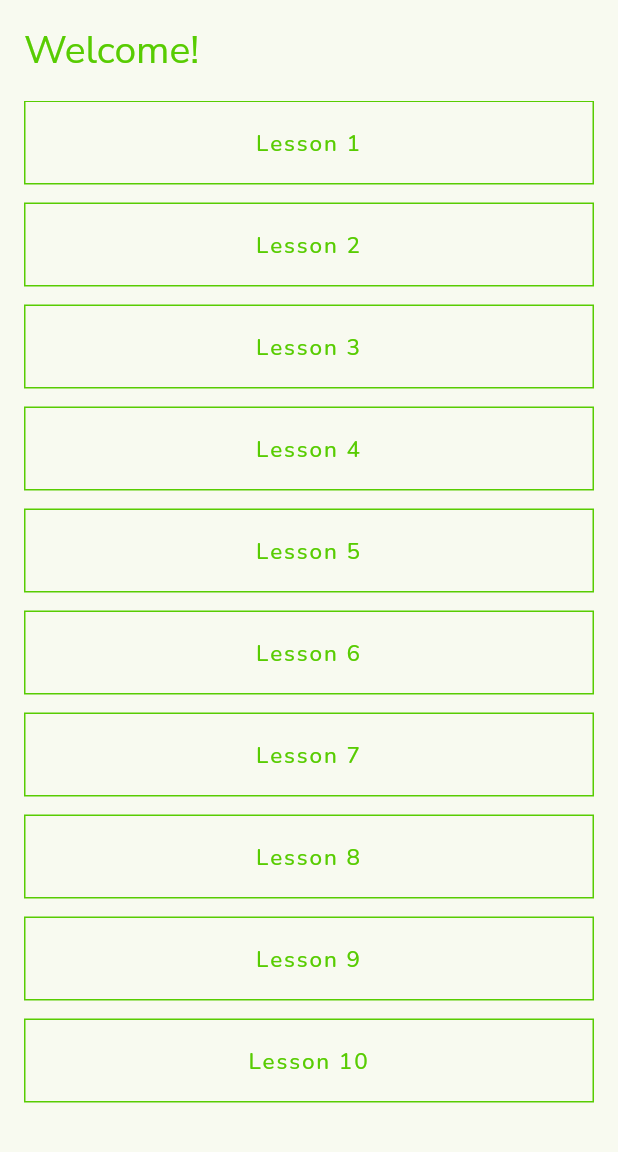
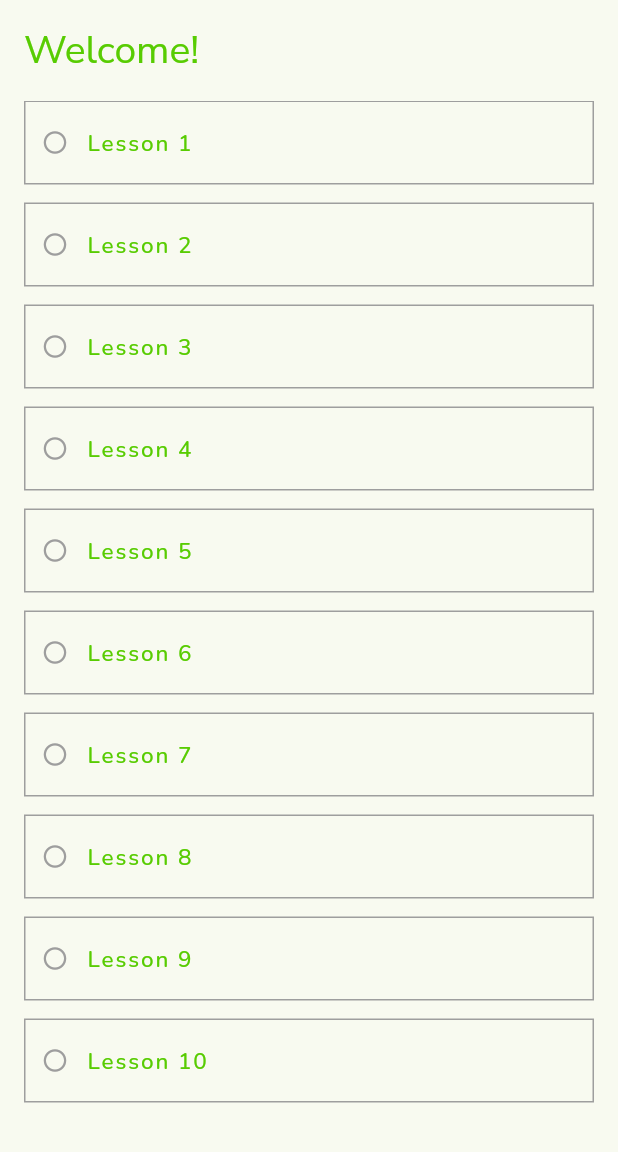
Before and after one commit to vlad-ed-git/hi_bob, a Flutter app: the MatchingWordsGameScreen screen opened by its route, on a phone screen of 412 x 824 dp, the part 84-1236 px from its top. Run offline on Flutter 3.47's test engine with Material 3 defaults, Android fonts, the phone set to English and light mode, and no system bars; our stand-ins replace bloc, cached_network_image, copy_with_extension, dartz, equatable, flutter_animate and 11 more; missing offline and left inert: basics; accounts and stored records are empty; generated files the repository leaves out were written again; project files that could hold a hidden picture were left out.

Commit message:
checkpoint: mark completed word game lessons

```diff
--- /dev/null
+++ b/lib/features/games/domain/keys/matching_words_keys.dart
@@ -0,0 +1,8 @@
+enum MatchingWordsKeys{
+  lessonNumberStorageKey('lastMatchingWordsLessonKey'),
+  pageNumberStorageKey('lastMatchingWordsPageInLessonKey'),
+  completedLessonsListKey('completedLessonsList');
+  const MatchingWordsKeys(this.key);
+  final String key;
+
+}
--- a/lib/features/games/matching_word_game/presentation/screens/matching_words_game.dart
+++ b/lib/features/games/matching_word_game/presentation/screens/matching_words_game.dart
@@ -5,11 +5,13 @@ import 'package:hi_bob/core/routing/domain/navigation.dart';
 import 'package:hi_bob/core/ui/containers/containers.dart';
 import 'package:hi_bob/core/ui/text/app_text.dart';
 import 'package:hi_bob/core/utils/extensions/context_ext.dart';
+import 'package:hi_bob/features/games/domain/keys/matching_words_keys.dart';
 import 'package:hi_bob/features/games/matching_word_game/presentation/state/match_russian_to_english_state.dart';
 import 'package:hi_bob/features/games/presentation/widgets/game_loading.dart';
 import 'package:hi_bob/features/games/presentation/widgets/game_results.dart';
 import 'package:hi_bob/features/games/presentation/widgets/get_started.dart';
 import 'package:hi_bob/features/games/presentation/widgets/word_card.dart';
+import 'package:hi_bob/features/services/local_storage.dart';
 
 class MatchingWordsGameScreen extends StatefulWidget {
   const MatchingWordsGameScreen({super.key});
@@ -25,7 +27,6 @@ class _MatchingWordsGameScreenState extends State<MatchingWordsGameScreen> {
   int _totalTimeTakenInSeconds = 0;
   GameStates _gameStates = GameStates.init;
 
-
   @override
   void initState() {
     super.initState();
@@ -36,8 +37,7 @@ class _MatchingWordsGameScreenState extends State<MatchingWordsGameScreen> {
   RussianEnglishStateController get _state =>
       RussianEnglishStateController.instance;
 
-
-  void _startTimer(){
+  void _startTimer() {
     _timer = Timer.periodic(Duration(seconds: 1), (t) {
       if (t.isActive && mounted) {
         _totalTimeTakenInSeconds = _totalTimeTakenInSeconds + 1;
@@ -72,8 +72,13 @@ class _MatchingWordsGameScreenState extends State<MatchingWordsGameScreen> {
     switch (_gameStates) {
       case GameStates.init:
         return GetStarted(
+          getCompletedLessons: () async {
+            final localStorage = LocalStorageServices.instance;
+            return localStorage
+                .getIntList(MatchingWordsKeys.completedLessonsListKey.key);
+          },
           onStartLesson: (int lessonNumber) => _initializePlay(
-              lessonNumber:lessonNumber,
+            lessonNumber: lessonNumber,
           ),
           onResume: _initializePlay,
         );
@@ -81,7 +86,8 @@ class _MatchingWordsGameScreenState extends State<MatchingWordsGameScreen> {
         return SafeFullScreenContainer(
           padding: EdgeInsets.all(16),
           ScrollConfiguration(
-            behavior: ScrollConfiguration.of(context).copyWith(scrollbars: false),
+            behavior:
+                ScrollConfiguration.of(context).copyWith(scrollbars: false),
             child: SingleChildScrollView(
               physics: const ClampingScrollPhysics(),
               child: TopLeftColumn(
@@ -106,12 +112,13 @@ class _MatchingWordsGameScreenState extends State<MatchingWordsGameScreen> {
           ),
         );
       case GameStates.done:
+
         /// TODO make the wording match the actual data  incorrectTimes vs  correctTimes
         return GameResults(
           gotWrongText: context.translated.wrongAttempts(_state.incorrectTimes),
           allText: context.translated.totalWords(_state.correctTimes),
-          totalTimeLabel:
-          context.translated.timeTaken(Duration(seconds: _totalTimeTakenInSeconds).inMinutes),
+          totalTimeLabel: context.translated
+              .timeTaken(Duration(seconds: _totalTimeTakenInSeconds).inMinutes),
           onDone: () {
             context.goHome();
           },
@@ -126,7 +133,7 @@ class _MatchingWordsGameScreenState extends State<MatchingWordsGameScreen> {
     required bool isRussian,
     required String wordTagSuffix,
   }) {
-    final tag = _state.getWordTag(word,wordTagSuffix);
+    final tag = _state.getWordTag(word, wordTagSuffix);
     return WordCard(
       word: word,
       playAudioOnClick: isRussian,
@@ -146,22 +153,20 @@ class _MatchingWordsGameScreenState extends State<MatchingWordsGameScreen> {
     );
   }
 
-
-  Future<void> _initializePlay({int? lessonNumber }) async {
+  Future<void> _initializePlay({int? lessonNumber}) async {
     setState(() {
       _gameStates = GameStates.loading;
       _state.disposeStateData();
       _resetState();
     });
     await _state.initialize(
-          lessonNumber  : lessonNumber,
+      lessonNumber: lessonNumber,
     );
     setState(() {
       _gameStates = GameStates.play;
     });
     _startTimer();
   }
-
 
   void _checkMatchStatus(
     MatchStateOnClick matchStatus, {
@@ -187,7 +192,6 @@ class _MatchingWordsGameScreenState extends State<MatchingWordsGameScreen> {
         context.showErrorSnack('Wrong!');
         context.removeSnack();
     }
-
   }
 
   Future<void> _goToNextPage() async {
@@ -203,7 +207,7 @@ class _MatchingWordsGameScreenState extends State<MatchingWordsGameScreen> {
         _gameStates = GameStates.done;
       });
       _timer?.cancel();
-    }else{
+    } else {
       setState(() {
         _gameStates = GameStates.play;
       });
@@ -217,7 +221,8 @@ class _MatchingWordsGameScreenState extends State<MatchingWordsGameScreen> {
     _resetState();
     super.dispose();
   }
-  void _resetState(){
+
+  void _resetState() {
     _totalTimeTakenInSeconds = 0;
     _wordAwaitingMatching = null;
   }
--- a/lib/features/games/presentation/widgets/get_started.dart
+++ b/lib/features/games/presentation/widgets/get_started.dart
@@ -3,20 +3,27 @@ import 'package:hi_bob/core/ui/buttons/main_button_outlined.dart';
 import 'package:hi_bob/core/ui/containers/containers.dart';
 import 'package:hi_bob/core/ui/text/app_text.dart';
 import 'package:hi_bob/core/utils/extensions/context_ext.dart';
+import 'package:hi_bob/features/games/domain/keys/matching_words_keys.dart';
+import 'package:hi_bob/features/services/local_storage.dart';
 
 class GetStarted extends StatelessWidget {
   final VoidCallback onResume;
   final void Function(int number) onStartLesson;
+  final Future<List<int>> Function() getCompletedLessons;
   const GetStarted({
     super.key,
-    required this.onResume, required this.onStartLesson,
+    required this.onResume, required this.onStartLesson, required this.getCompletedLessons,
   });
 
   @override
   Widget build(BuildContext context) {
     return SafeFullScreenContainer(
       padding: EdgeInsets.all(16),
-      CenterLeftColumn(
+      FutureBuilder<List<int>>(
+        future: getCompletedLessons(),
+        builder: (context, snapshot) {
+          final List<int> completedLessons = snapshot.data ?? [];
+          return CenterLeftColumn(
             [
               H5(
                 context.translated.getStartedTitle,
@@ -35,16 +42,32 @@ class GetStarted extends StatelessWidget {
                       spacing: 12,
                       runSpacing: 12,
                       children: List.generate(50, (int index) => index  + 1 ).map(
-                          (int number) =>  MainBtnOutline(
+                              (int number){
+                                final bool isCompleted = completedLessons.contains(number);
+                                return MainBtnOutline(
                                   onClick: (){
                                     onStartLesson(number);
                                   },
-                        child: BtnText(
+                                  borderColor: isCompleted ? context.color.primary
+                                  : Colors.grey,
+                                  child: LeftCenteredInRow(
+                                    [
+                                      Icon(
+                                          isCompleted ? Icons.check_circle_outline_rounded
+                                              : Icons.radio_button_unchecked_outlined,
+                                        color: isCompleted ? context.color.primary
+                                         : Colors.grey,
+                                      ),
+                                      SizedBox(width: 12,),
+                                      BtnText(
                                         context.translated.lessonNumber(number),
                                         txtAlign: TextAlign.center,
                                         color: context.color.primary,
                                       ),
-                      )
+                                    ],
+                                  ),
+                                );
+                              }
                       ).toList(growable: false),
                     ),
                   ),
@@ -54,7 +77,11 @@ class GetStarted extends StatelessWidget {
                 height: 8,
               ),
             ],
+          );
+        },
       ),
     );
   }
+
+
 }
```
Also changed, not shown: lib/features/games/matching_sentences_game/presentation/screens/matching_sentences_game.dart (+6 -3 lines), lib/features/games/matching_word_game/presentation/state/match_russian_to_english_state.dart (+34 -29 lines), lib/features/services/local_storage.dart (+18 -7 lines). Lines whose indentation alone changed are shown as unchanged.
